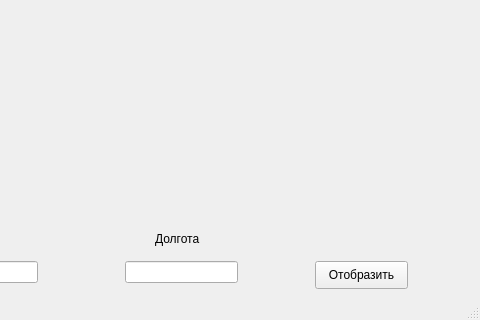
Before: the Qt Designer form main_ui.ui in roman-shein/API_yandex_map, drawn with Qt 5; both pictures show x 125 to 605 and y 379 to 699 of the 605 by 699 pixel window.
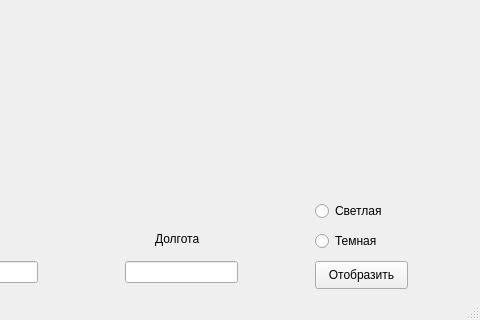
After: the same form once the commit is applied.

```diff
--- a/main_ui.ui
+++ b/main_ui.ui
@@ -86,6 +86,32 @@
      <string>Долгота</string>
     </property>
    </widget>
+   <widget class="QRadioButton" name="dark">
+    <property name="geometry">
+     <rect>
+      <x>440</x>
+      <y>610</y>
+      <width>95</width>
+      <height>20</height>
+     </rect>
+    </property>
+    <property name="text">
+     <string>Темная</string>
+    </property>
+   </widget>
+   <widget class="QRadioButton" name="light">
+    <property name="geometry">
+     <rect>
+      <x>440</x>
+      <y>580</y>
+      <width>95</width>
+      <height>20</height>
+     </rect>
+    </property>
+    <property name="text">
+     <string>Светлая</string>
+    </property>
+   </widget>
   </widget>
   <widget class="QStatusBar" name="statusbar"/>
  </widget>
```
Left out of the diff: 2 changed lines with no effect on the pictures.
